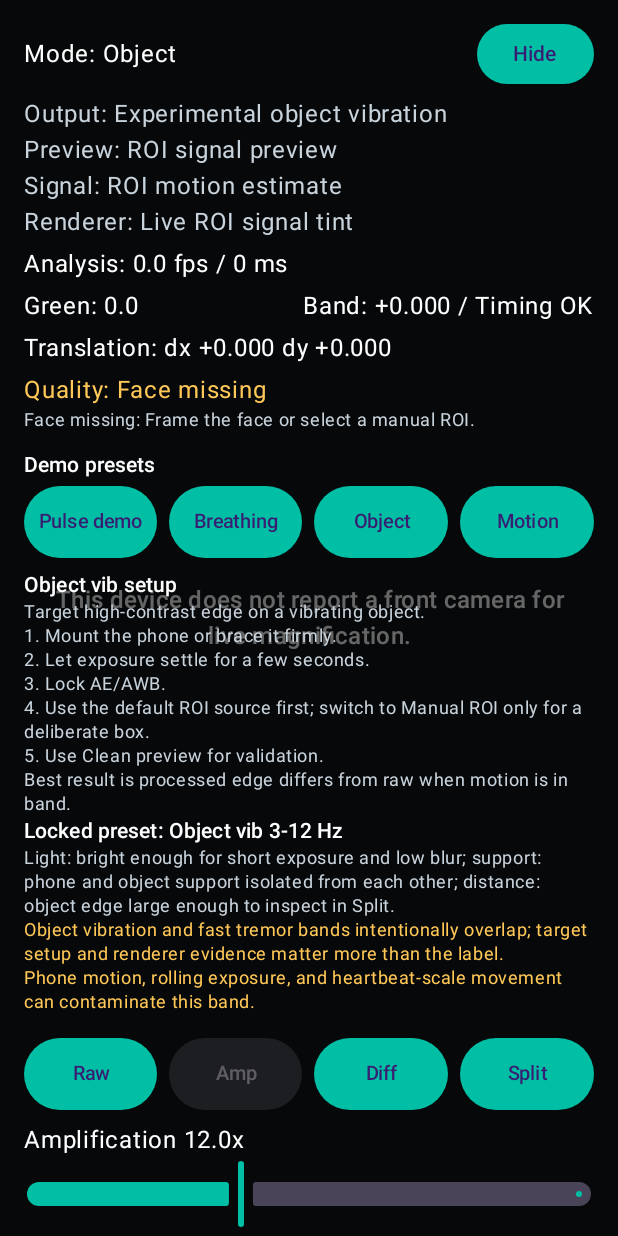
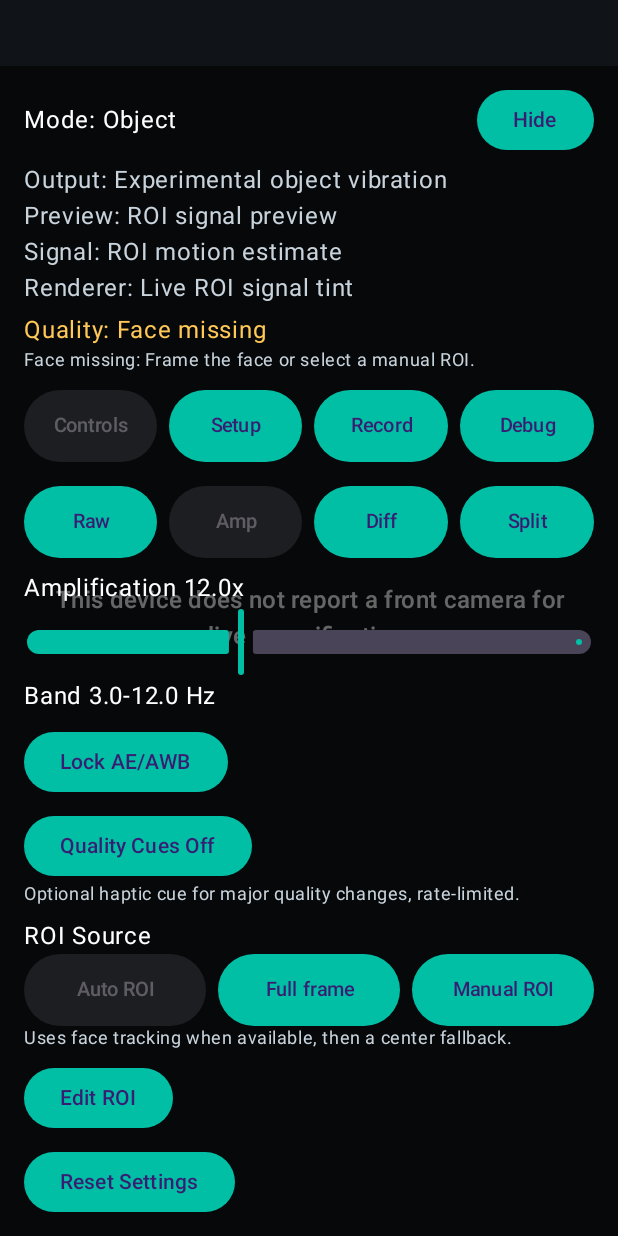
Before and after one commit to dnrohr/eulerian-magnification, an Android app built with Jetpack Compose: the screen it shows after launch (MainActivity), after a tap on "Controls", on a phone screen of 412 x 824 dp. Run offline under Robolectric (Android 15) with nearby library versions, the phone set to English and light mode, and no system bars; libraries missing offline, so code that uses them is left out: androidx.camera.camera2, androidx.camera.core, androidx.camera.lifecycle, androidx.camera.view; pictures from the network do not load.

Commit message:
Split expanded overlay into tabs

```diff
--- a/app/src/main/java/com/dnrohr/eulerianmagnification/MainActivity.kt
+++ b/app/src/main/java/com/dnrohr/eulerianmagnification/MainActivity.kt
@@ -1170,6 +1170,8 @@ private fun StatusOverlay(
     onValidateVideo: () -> Unit,
     modifier: Modifier = Modifier,
 ) {
+    var selectedPanel by remember { mutableStateOf(ExpandedPanelTab.Controls) }
+
     if (!controlsExpanded && cleanPreview) {
         CleanPreviewOverlay(
             isRecording = isRecording,
@@ -1199,6 +1201,12 @@ private fun StatusOverlay(
         return
     }
 
+    val liveVisualizationModel = VisualizationModel.live(
+        settings = settings,
+        fullFrameColorPreview = liveEvmPreviewDecision.fullFrameColorPreview,
+        livePhasePreviewDecision = livePhasePreviewDecision,
+    )
+
     Column(
         modifier = modifier
             .background(Color(0x99000000))
@@ -1225,11 +1233,6 @@ private fun StatusOverlay(
             text = "Preview: ${liveEvmPreviewDecision.label}",
             color = Color(0xFFC8D3DC),
         )
-        val liveVisualizationModel = VisualizationModel.live(
-            settings = settings,
-            fullFrameColorPreview = liveEvmPreviewDecision.fullFrameColorPreview,
-            livePhasePreviewDecision = livePhasePreviewDecision,
-        )
         Text(
             text = "Signal: ${liveVisualizationModel.signalSource.label}",
             color = Color(0xFFC8D3DC),
@@ -1239,77 +1242,15 @@ private fun StatusOverlay(
             color = Color(0xFFC8D3DC),
         )
         Spacer(modifier = Modifier.height(4.dp))
-        Row(
-            modifier = Modifier.fillMaxWidth(),
-            horizontalArrangement = Arrangement.SpaceBetween,
-            verticalAlignment = Alignment.CenterVertically,
-        ) {
-            Text(
-                "Analysis: ${"%.1f".format(sample.analysisFps)} fps / ${"%.0f".format(sample.latencyMillis)} ms",
-                color = Color.White,
-            )
-        }
-        Spacer(modifier = Modifier.height(4.dp))
-        Row(
-            modifier = Modifier.fillMaxWidth(),
-            horizontalArrangement = Arrangement.SpaceBetween,
-            verticalAlignment = Alignment.CenterVertically,
-        ) {
-            Text("Green: ${"%.1f".format(sample.averageGreen)}", color = Color.White)
-            Text(
-                "Band: ${"%+.3f".format(sample.bandpassedGreen)} / ${if (sample.timestampMonotonic) "Timing OK" else "Timing jump"}",
-                color = Color.White,
-            )
-        }
-        Spacer(modifier = Modifier.height(4.dp))
-        Text(
-            text = "Translation: dx ${"%+.3f".format(sample.translation.dx)} dy ${"%+.3f".format(sample.translation.dy)}",
-            color = Color.White,
-        )
-        if (showGlDebug) {
-            Spacer(modifier = Modifier.height(4.dp))
-            Text(
-                text = "GL: ${"%.1f".format(glFrameStats.averageFps)} fps / ${"%.2f".format(glFrameStats.averageFrameMillis)} ms",
-                color = Color.White,
-            )
-            Text(
-                text = "GL renderer: ${glFrameStats.renderPath.label}",
-                color = Color.White,
-            )
-            Text(
-                text = glFrameStats.reconstructionDiagnostics.summary(),
-                color = Color.White,
-            )
-            Text(
-                text = glFrameStats.phaseDiagnostics.summary,
-                color = Color.White,
-            )
-            Text(
-                text = PerformanceBenchmark.from(sample, glFrameStats).summary(),
-                color = Color.White,
-            )
-        }
-        Spacer(modifier = Modifier.height(4.dp))
         QualityStatusRow(qualityStatuses)
-        lightingDiagnostic?.let { diagnostic ->
-            Spacer(modifier = Modifier.height(4.dp))
-            Text(
-                text = "Lighting: ${diagnostic.label} - ${diagnostic.action}",
-                color = Color.White,
-            )
-        }
         Spacer(modifier = Modifier.height(8.dp))
-        DemoPresetControls(
-            settings = settings,
-            onSettingsChanged = onSettingsChanged,
+        ExpandedPanelTabs(
+            selectedPanel = selectedPanel,
+            onSelectedPanelChanged = { selectedPanel = it },
         )
         Spacer(modifier = Modifier.height(8.dp))
-        SetupGuidePanel(settings.mode)
-        ParityPresetPanel(
-            mode = settings.mode,
-            analysisFps = sample.analysisFps,
-        )
-        Spacer(modifier = Modifier.height(8.dp))
+        when (selectedPanel) {
+            ExpandedPanelTab.Controls -> {
                 ModeControls(
                     settings = settings,
                     onSettingsChanged = onSettingsChanged,
@@ -1330,7 +1271,20 @@ private fun StatusOverlay(
                     usingGlPreview = usingGlPreview,
                     glPreviewAvailable = featureAvailability.glPreviewAvailable,
                 )
+            }
+            ExpandedPanelTab.Setup -> {
+                DemoPresetControls(
+                    settings = settings,
+                    onSettingsChanged = onSettingsChanged,
+                )
                 Spacer(modifier = Modifier.height(8.dp))
+                SetupGuidePanel(settings.mode)
+                ParityPresetPanel(
+                    mode = settings.mode,
+                    analysisFps = sample.analysisFps,
+                )
+            }
+            ExpandedPanelTab.Recording -> {
                 RecordingControls(
                     isRecording = isRecording,
                     elapsedMillis = recordingElapsedMillis,
@@ -1350,6 +1304,105 @@ private fun StatusOverlay(
                     validationRunning = validationRunning,
                     onValidateVideo = onValidateVideo,
                 )
+            }
+            ExpandedPanelTab.Debug -> {
+                DebugPanel(
+                    sample = sample,
+                    signalHistory = signalHistory,
+                    breathingMotionSample = breathingMotionSample,
+                    breathingMotionHistory = breathingMotionHistory,
+                    settings = settings,
+                    showGlDebug = showGlDebug,
+                    glFrameStats = glFrameStats,
+                    lightingDiagnostic = lightingDiagnostic,
+                )
+            }
+        }
+    }
+}
+
+@Composable
+private fun ExpandedPanelTabs(
+    selectedPanel: ExpandedPanelTab,
+    onSelectedPanelChanged: (ExpandedPanelTab) -> Unit,
+) {
+    Row(
+        modifier = Modifier.fillMaxWidth(),
+        horizontalArrangement = Arrangement.spacedBy(8.dp),
+    ) {
+        ExpandedPanelTab.entries.forEach { panel ->
+            CompactControlButton(
+                label = panel.label,
+                onClick = { onSelectedPanelChanged(panel) },
+                enabled = selectedPanel != panel,
+                modifier = Modifier.weight(1.0f),
+            )
+        }
+    }
+}
+
+@Composable
+private fun DebugPanel(
+    sample: AnalysisSample,
+    signalHistory: List<Double>,
+    breathingMotionSample: BreathingMotionSample,
+    breathingMotionHistory: List<Double>,
+    settings: AnalysisSettings,
+    showGlDebug: Boolean,
+    glFrameStats: GlFrameStats,
+    lightingDiagnostic: LightingDiagnostic?,
+) {
+    Text(
+        "Analysis: ${"%.1f".format(sample.analysisFps)} fps / ${"%.0f".format(sample.latencyMillis)} ms",
+        color = Color.White,
+    )
+    Spacer(modifier = Modifier.height(4.dp))
+    Row(
+        modifier = Modifier.fillMaxWidth(),
+        horizontalArrangement = Arrangement.SpaceBetween,
+        verticalAlignment = Alignment.CenterVertically,
+    ) {
+        Text("Green: ${"%.1f".format(sample.averageGreen)}", color = Color.White)
+        Text(
+            "Band: ${"%+.3f".format(sample.bandpassedGreen)} / ${if (sample.timestampMonotonic) "Timing OK" else "Timing jump"}",
+            color = Color.White,
+        )
+    }
+    Spacer(modifier = Modifier.height(4.dp))
+    Text(
+        text = "Translation: dx ${"%+.3f".format(sample.translation.dx)} dy ${"%+.3f".format(sample.translation.dy)}",
+        color = Color.White,
+    )
+    lightingDiagnostic?.let { diagnostic ->
+        Spacer(modifier = Modifier.height(4.dp))
+        Text(
+            text = "Lighting: ${diagnostic.label} - ${diagnostic.action}",
+            color = Color.White,
+        )
+    }
+    if (showGlDebug) {
+        Spacer(modifier = Modifier.height(4.dp))
+        Text(
+            text = "GL: ${"%.1f".format(glFrameStats.averageFps)} fps / ${"%.2f".format(glFrameStats.averageFrameMillis)} ms",
+            color = Color.White,
+        )
+        Text(
+            text = "GL renderer: ${glFrameStats.renderPath.label}",
+            color = Color.White,
+        )
+        Text(
+            text = glFrameStats.reconstructionDiagnostics.summary(),
+            color = Color.White,
+        )
+        Text(
+            text = glFrameStats.phaseDiagnostics.summary,
+            color = Color.White,
+        )
+        Text(
+            text = PerformanceBenchmark.from(sample, glFrameStats).summary(),
+            color = Color.White,
+        )
+    }
     Spacer(modifier = Modifier.height(8.dp))
     SignalWaveform(
         values = signalHistory,
@@ -1369,7 +1422,6 @@ private fun StatusOverlay(
                 .fillMaxWidth()
                 .height(36.dp),
         )
-        }
     }
 }
 
@@ -2122,6 +2174,13 @@ private val ViewMode.compactLabel: String
         ViewMode.Split -> "Split"
     }
 
+private enum class ExpandedPanelTab(val label: String) {
+    Controls("Controls"),
+    Setup("Setup"),
+    Recording("Record"),
+    Debug("Debug"),
+}
+
 @Composable
 private fun SignalWaveform(
     values: List<Double>,
```
Also changed, not shown: 2 other files. Lines whose indentation alone changed are shown as unchanged.
